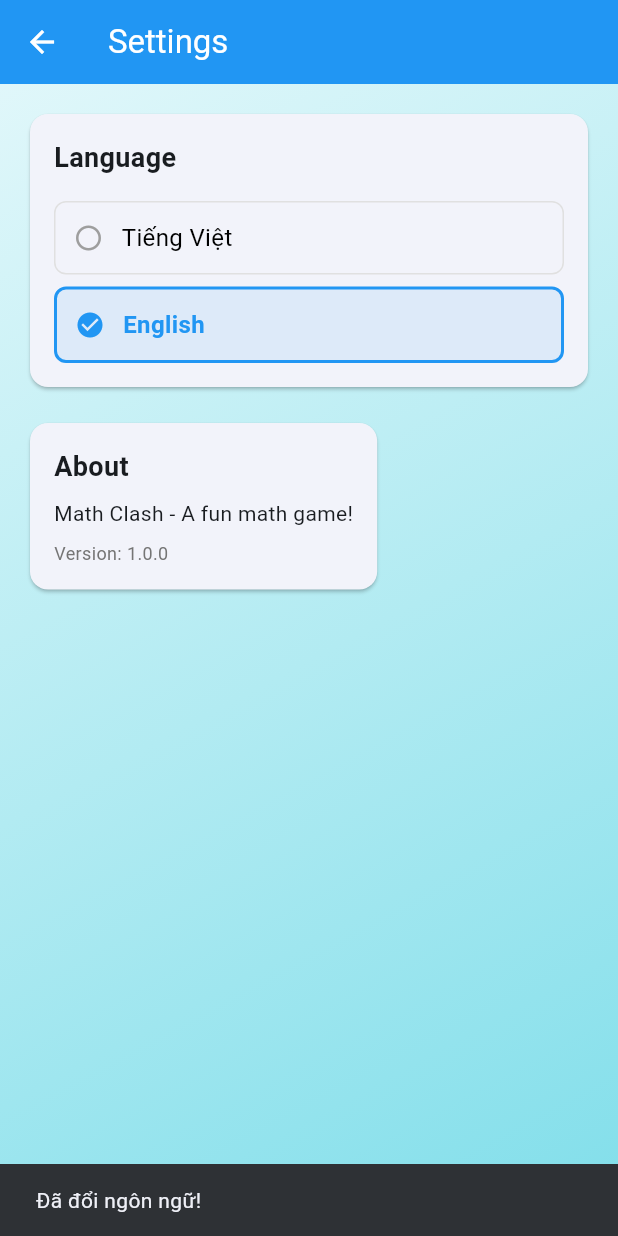
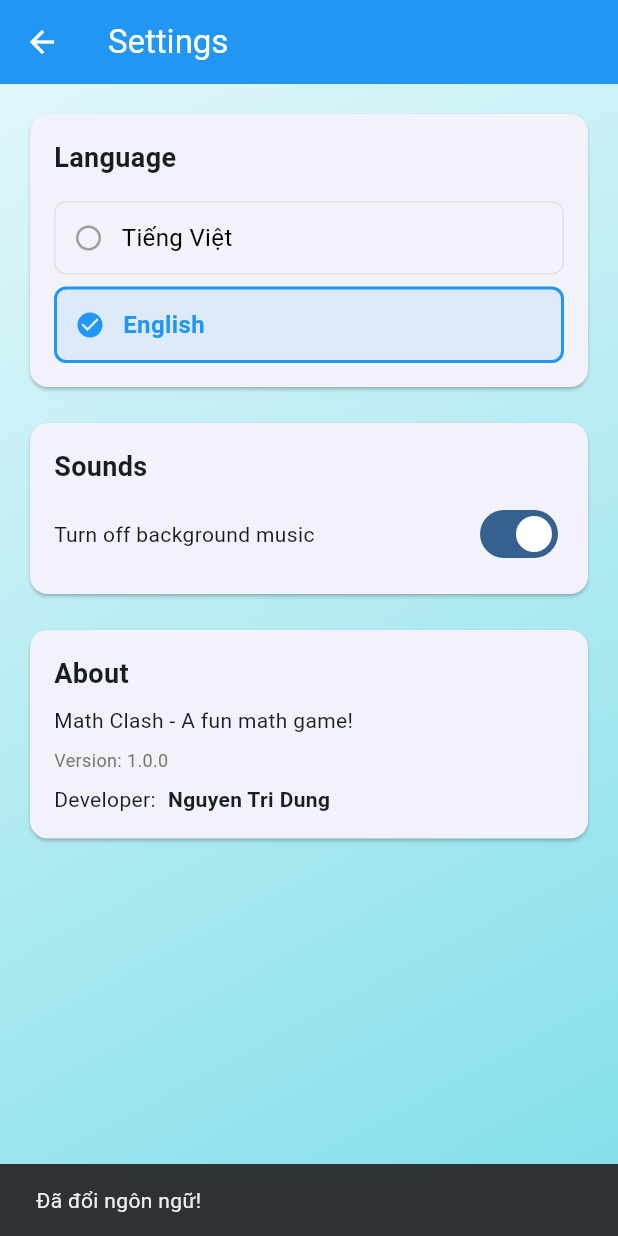
Before and after one commit to Dfortysix/math_clash, a Flutter app: the SettingsScreen screen opened by its route, after a tap on "English", on a phone screen of 412 x 824 dp. Run offline on Flutter 3.47's test engine with Material 3 defaults, Android fonts, the phone set to English and light mode, and no system bars; our stand-ins replace audioplayers, cloud_firestore, firebase_auth, firebase_core, flutter_riverpod, google_sign_in and 1 more; accounts and stored records are empty.

Commit message:
Cập nhật màn hình cài đặt với chức năng điều khiển nhạc nền, thêm các chuỗi văn bản địa phương hóa cho âm thanh và thông tin nhà phát triển. Cải thiện trải nghiệm người dùng với các tùy chọn âm thanh rõ ràng hơn.

```diff
--- a/lib/features/settings/settings_screen.dart
+++ b/lib/features/settings/settings_screen.dart
@@ -4,7 +4,9 @@
 import '../../l10n/app_localizations.dart';
 
 class SettingsScreen extends ConsumerWidget {
-  const SettingsScreen({super.key});
+  final bool isMusicPlaying;
+  final ValueChanged<bool> onToggleMusic;
+  const SettingsScreen({super.key, required this.isMusicPlaying, required this.onToggleMusic});
 
   @override
   Widget build(BuildContext context, WidgetRef ref) {
@@ -77,6 +79,35 @@
                     crossAxisAlignment: CrossAxisAlignment.start,
                     children: [
                       Text(
+                        l10n.sounds ?? 'Sounds',
+                        style: const TextStyle(
+                          fontSize: 18,
+                          fontWeight: FontWeight.bold,
+                        ),
+                      ),
+                      const SizedBox(height: 8),
+                      Row(
+                        mainAxisAlignment: MainAxisAlignment.spaceBetween,
+                        children: [
+                          Text(l10n.turnOffMusic ?? 'Background music'),
+                          Switch(
+                            value: isMusicPlaying,
+                            onChanged: (value) => onToggleMusic(value),
+                          ),
+                        ],
+                      ),
+                    ],
+                  ),
+                ),
+              ),
+              const SizedBox(height: 16),
+              Card(
+                child: Padding(
+                  padding: const EdgeInsets.all(16.0),
+                  child: Column(
+                    crossAxisAlignment: CrossAxisAlignment.start,
+                    children: [
+                      Text(
                         l10n.about ?? 'About',
                         style: const TextStyle(
                           fontSize: 18,
@@ -95,6 +126,15 @@
                           fontSize: 12,
                           color: Colors.grey[600],
                         ),
+                      ),
+                      const SizedBox(height: 8),
+                      Row(
+                        children: [
+                          Text(l10n.settings_developer ?? 'Developer:'),
+                          const SizedBox(width: 8),
+                          Text(l10n.settings_developer_name ?? 'Nguyễn Trí Dũng',
+                              style: const TextStyle(fontWeight: FontWeight.bold)),
+                        ],
                       ),
                     ],
                   ),
--- a/lib/l10n/app_en.arb
+++ b/lib/l10n/app_en.arb
@@ -67,5 +67,8 @@
   "players": "Players",
   "playersInRoom": "Players in room",
   "signedIn": "Signed in",
-  "roomHost": "Room Host"
+  "roomHost": "Room Host",
+  "sounds": "Sounds",
+  "settings_developer": "Developer:",
+  "settings_developer_name": "Nguyen Tri Dung"
 }
--- a/lib/l10n/app_localizations.dart
+++ b/lib/l10n/app_localizations.dart
@@ -508,6 +508,24 @@
   /// In en, this message translates to:
   /// **'Room Host'**
   String get roomHost;
+
+  /// No description provided for @sounds.
+  ///
+  /// In en, this message translates to:
+  /// **'Sounds'**
+  String get sounds;
+
+  /// No description provided for @settings_developer.
+  ///
+  /// In en, this message translates to:
+  /// **'Developer:'**
+  String get settings_developer;
+
+  /// No description provided for @settings_developer_name.
+  ///
+  /// In en, this message translates to:
+  /// **'Nguyen Tri Dung'**
+  String get settings_developer_name;
 }
 
 class _AppLocalizationsDelegate extends LocalizationsDelegate<AppLocalizations> {
--- a/lib/l10n/app_localizations_en.dart
+++ b/lib/l10n/app_localizations_en.dart
@@ -218,4 +218,13 @@
 
   @override
   String get roomHost => 'Room Host';
+
+  @override
+  String get sounds => 'Sounds';
+
+  @override
+  String get settings_developer => 'Developer:';
+
+  @override
+  String get settings_developer_name => 'Nguyen Tri Dung';
 }
--- a/lib/l10n/app_localizations_vi.dart
+++ b/lib/l10n/app_localizations_vi.dart
@@ -218,4 +218,13 @@
 
   @override
   String get roomHost => 'Chủ phòng';
+
+  @override
+  String get sounds => 'Âm thanh';
+
+  @override
+  String get settings_developer => 'Người phát triển:';
+
+  @override
+  String get settings_developer_name => 'Nguyễn Trí Dũng';
 }
--- a/lib/l10n/app_vi.arb
+++ b/lib/l10n/app_vi.arb
@@ -67,5 +67,8 @@
   "players": "Người chơi",
   "playersInRoom": "Người chơi trong phòng",
   "signedIn": "Đã đăng nhập",
-  "roomHost": "Chủ phòng"
+  "roomHost": "Chủ phòng",
+  "sounds": "Âm thanh",
+  "settings_developer": "Người phát triển:",
+  "settings_developer_name": "Nguyễn Trí Dũng"
 }
```
Also changed, not shown: lib/main.dart (+18 -2 lines).
